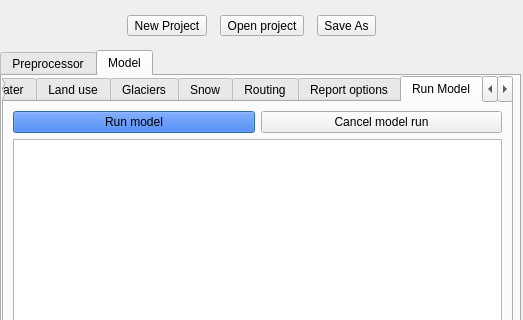
FutureWater/SphyPlugin, file ui/SPHY_plugin_dialog_base.ui: the form before one commit; both pictures show x 0 to 523 and y 0 to 320 of the 523 by 763 pixel window.
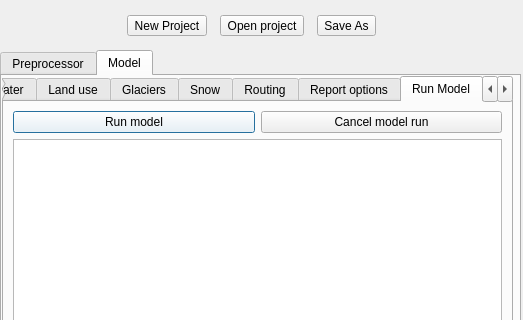
The form after the commit. The open tabs and pages were chosen to show the change. Icons and pictures are not drawn.

Patch:
```diff
--- a/ui/SPHY_plugin_dialog_base.ui
+++ b/ui/SPHY_plugin_dialog_base.ui
@@ -4070,7 +4070,7 @@
              <brush brushstyle="SolidPattern">
               <color alpha="255">
                <red>0</red>
-               <green>85</green>
+               <green>0</green>
                <blue>0</blue>
               </color>
              </brush>
@@ -4078,19 +4078,145 @@
             <colorrole role="Button">
              <brush brushstyle="SolidPattern">
               <color alpha="255">
+               <red>255</red>
+               <green>255</green>
+               <blue>255</blue>
+              </color>
+             </brush>
+            </colorrole>
+            <colorrole role="Light">
+             <brush brushstyle="SolidPattern">
+              <color alpha="255">
+               <red>255</red>
+               <green>255</green>
+               <blue>255</blue>
+              </color>
+             </brush>
+            </colorrole>
+            <colorrole role="Midlight">
+             <brush brushstyle="SolidPattern">
+              <color alpha="255">
+               <red>255</red>
+               <green>255</green>
+               <blue>255</blue>
+              </color>
+             </brush>
+            </colorrole>
+            <colorrole role="Dark">
+             <brush brushstyle="SolidPattern">
+              <color alpha="255">
+               <red>127</red>
+               <green>127</green>
+               <blue>127</blue>
+              </color>
+             </brush>
+            </colorrole>
+            <colorrole role="Mid">
+             <brush brushstyle="SolidPattern">
+              <color alpha="255">
+               <red>170</red>
+               <green>170</green>
+               <blue>170</blue>
+              </color>
+             </brush>
+            </colorrole>
+            <colorrole role="Text">
+             <brush brushstyle="SolidPattern">
+              <color alpha="255">
                <red>0</red>
-               <green>85</green>
+               <green>0</green>
+               <blue>0</blue>
+              </color>
+             </brush>
+            </colorrole>
+            <colorrole role="BrightText">
+             <brush brushstyle="SolidPattern">
+              <color alpha="255">
+               <red>255</red>
+               <green>255</green>
                <blue>255</blue>
               </color>
              </brush>
             </colorrole>
+            <colorrole role="ButtonText">
+             <brush brushstyle="SolidPattern">
+              <color alpha="255">
+               <red>0</red>
+               <green>0</green>
+               <blue>0</blue>
+              </color>
+             </brush>
+            </colorrole>
+            <colorrole role="Base">
+             <brush brushstyle="SolidPattern">
+              <color alpha="255">
+               <red>255</red>
+               <green>255</green>
+               <blue>255</blue>
+              </color>
+             </brush>
+            </colorrole>
+            <colorrole role="Window">
+             <brush brushstyle="SolidPattern">
+              <color alpha="255">
+               <red>255</red>
+               <green>255</green>
+               <blue>255</blue>
+              </color>
+             </brush>
+            </colorrole>
+            <colorrole role="Shadow">
+             <brush brushstyle="SolidPattern">
+              <color alpha="255">
+               <red>0</red>
+               <green>0</green>
+               <blue>0</blue>
+              </color>
+             </brush>
+            </colorrole>
+            <colorrole role="AlternateBase">
+             <brush brushstyle="SolidPattern">
+              <color alpha="255">
+               <red>255</red>
+               <green>255</green>
+               <blue>255</blue>
+              </color>
+             </brush>
+            </colorrole>
+            <colorrole role="ToolTipBase">
+             <brush brushstyle="SolidPattern">
+              <color alpha="255">
+               <red>255</red>
+               <green>255</green>
+               <blue>220</blue>
+              </color>
+             </brush>
+            </colorrole>
+            <colorrole role="ToolTipText">
+             <brush brushstyle="SolidPattern">
+              <color alpha="255">
+               <red>0</red>
+               <green>0</green>
+               <blue>0</blue>
+              </color>
+             </brush>
+            </colorrole>
+            <colorrole role="PlaceholderText">
+             <brush brushstyle="SolidPattern">
+              <color alpha="128">
+               <red>0</red>
+               <green>0</green>
+               <blue>0</blue>
+              </color>
+             </brush>
+            </colorrole>
            </active>
            <inactive>
             <colorrole role="WindowText">
              <brush brushstyle="SolidPattern">
               <color alpha="255">
                <red>0</red>
-               <green>85</green>
+               <green>0</green>
                <blue>0</blue>
               </color>
              </brush>
@@ -4098,32 +4224,284 @@
             <colorrole role="Button">
              <brush brushstyle="SolidPattern">
               <color alpha="255">
+               <red>255</red>
+               <green>255</green>
+               <blue>255</blue>
+              </color>
+             </brush>
+            </colorrole>
+            <colorrole role="Light">
+             <brush brushstyle="SolidPattern">
+              <color alpha="255">
+               <red>255</red>
+               <green>255</green>
+               <blue>255</blue>
+              </color>
+             </brush>
+            </colorrole>
+            <colorrole role="Midlight">
+             <brush brushstyle="SolidPattern">
+              <color alpha="255">
+               <red>255</red>
+               <green>255</green>
+               <blue>255</blue>
+              </color>
+             </brush>
+            </colorrole>
+            <colorrole role="Dark">
+             <brush brushstyle="SolidPattern">
+              <color alpha="255">
+               <red>127</red>
+               <green>127</green>
+               <blue>127</blue>
+              </color>
+             </brush>
+            </colorrole>
+            <colorrole role="Mid">
+             <brush brushstyle="SolidPattern">
+              <color alpha="255">
+               <red>170</red>
+               <green>170</green>
+               <blue>170</blue>
+              </color>
+             </brush>
+            </colorrole>
+            <colorrole role="Text">
+             <brush brushstyle="SolidPattern">
+              <color alpha="255">
                <red>0</red>
-               <green>85</green>
+               <green>0</green>
+               <blue>0</blue>
+              </color>
+             </brush>
+            </colorrole>
+            <colorrole role="BrightText">
+             <brush brushstyle="SolidPattern">
+              <color alpha="255">
+               <red>255</red>
+               <green>255</green>
                <blue>255</blue>
               </color>
              </brush>
             </colorrole>
+            <colorrole role="ButtonText">
+             <brush brushstyle="SolidPattern">
+              <color alpha="255">
+               <red>0</red>
+               <green>0</green>
+               <blue>0</blue>
+              </color>
+             </brush>
+            </colorrole>
+            <colorrole role="Base">
+             <brush brushstyle="SolidPattern">
+              <color alpha="255">
+               <red>255</red>
+               <green>255</green>
+               <blue>255</blue>
+              </color>
+             </brush>
+            </colorrole>
+            <colorrole role="Window">
+             <brush brushstyle="SolidPattern">
+              <color alpha="255">
+               <red>255</red>
+               <green>255</green>
+               <blue>255</blue>
+              </color>
+             </brush>
+            </colorrole>
+            <colorrole role="Shadow">
+             <brush brushstyle="SolidPattern">
+              <color alpha="255">
+               <red>0</red>
+               <green>0</green>
+               <blue>0</blue>
+              </color>
+             </brush>
+            </colorrole>
+            <colorrole role="AlternateBase">
+             <brush brushstyle="SolidPattern">
+              <color alpha="255">
+               <red>255</red>
+               <green>255</green>
+               <blue>255</blue>
+              </color>
+             </brush>
+            </colorrole>
+            <colorrole role="ToolTipBase">
+             <brush brushstyle="SolidPattern">
+              <color alpha="255">
+               <red>255</red>
+               <green>255</green>
+               <blue>220</blue>
+              </color>
+             </brush>
+            </colorrole>
+            <colorrole role="ToolTipText">
+             <brush brushstyle="SolidPattern">
+              <color alpha="255">
+               <red>0</red>
+               <green>0</green>
+               <blue>0</blue>
+              </color>
+             </brush>
+            </colorrole>
+            <colorrole role="PlaceholderText">
+             <brush brushstyle="SolidPattern">
+              <color alpha="128">
+               <red>0</red>
+               <green>0</green>
+               <blue>0</blue>
+              </color>
+             </brush>
+            </colorrole>
            </inactive>
            <disabled>
             <colorrole role="WindowText">
              <brush brushstyle="SolidPattern">
               <color alpha="255">
-               <red>120</red>
-               <green>120</green>
-               <blue>120</blue>
+               <red>127</red>
+               <green>127</green>
+               <blue>127</blue>
               </color>
              </brush>
             </colorrole>
             <colorrole role="Button">
              <brush brushstyle="SolidPattern">
               <color alpha="255">
+               <red>255</red>
+               <green>255</green>
+               <blue>255</blue>
+              </color>
+             </brush>
+            </colorrole>
+            <colorrole role="Light">
+             <brush brushstyle="SolidPattern">
+              <color alpha="255">
+               <red>255</red>
+               <green>255</green>
+               <blue>255</blue>
+              </color>
+             </brush>
+            </colorrole>
+            <colorrole role="Midlight">
+             <brush brushstyle="SolidPattern">
+              <color alpha="255">
+               <red>255</red>
+               <green>255</green>
+               <blue>255</blue>
+              </color>
+             </brush>
+            </colorrole>
+            <colorrole role="Dark">
+             <brush brushstyle="SolidPattern">
+              <color alpha="255">
+               <red>127</red>
+               <green>127</green>
+               <blue>127</blue>
+              </color>
+             </brush>
+            </colorrole>
+            <colorrole role="Mid">
+             <brush brushstyle="SolidPattern">
+              <color alpha="255">
+               <red>170</red>
+               <green>170</green>
+               <blue>170</blue>
+              </color>
+             </brush>
+            </colorrole>
+            <colorrole role="Text">
+             <brush brushstyle="SolidPattern">
+              <color alpha="255">
+               <red>127</red>
+               <green>127</green>
+               <blue>127</blue>
+              </color>
+             </brush>
+            </colorrole>
+            <colorrole role="BrightText">
+             <brush brushstyle="SolidPattern">
+              <color alpha="255">
+               <red>255</red>
+               <green>255</green>
+               <blue>255</blue>
+              </color>
+             </brush>
+            </colorrole>
+            <colorrole role="ButtonText">
+             <brush brushstyle="SolidPattern">
+              <color alpha="255">
+               <red>127</red>
+               <green>127</green>
+               <blue>127</blue>
+              </color>
+             </brush>
+            </colorrole>
+            <colorrole role="Base">
+             <brush brushstyle="SolidPattern">
+              <color alpha="255">
+               <red>255</red>
+               <green>255</green>
+               <blue>255</blue>
+              </color>
+             </brush>
+            </colorrole>
+            <colorrole role="Window">
+             <brush brushstyle="SolidPattern">
+              <color alpha="255">
+               <red>255</red>
+               <green>255</green>
+               <blue>255</blue>
+              </color>
+             </brush>
+            </colorrole>
+            <colorrole role="Shadow">
+             <brush brushstyle="SolidPattern">
+              <color alpha="255">
                <red>0</red>
-               <green>85</green>
+               <green>0</green>
+               <blue>0</blue>
+              </color>
+             </brush>
+            </colorrole>
+            <colorrole role="AlternateBase">
+             <brush brushstyle="SolidPattern">
+              <color alpha="255">
+               <red>255</red>
+               <green>255</green>
                <blue>255</blue>
               </color>
              </brush>
             </colorrole>
+            <colorrole role="ToolTipBase">
+             <brush brushstyle="SolidPattern">
+              <color alpha="255">
+               <red>255</red>
+               <green>255</green>
+               <blue>220</blue>
+              </color>
+             </brush>
+            </colorrole>
+            <colorrole role="ToolTipText">
+             <brush brushstyle="SolidPattern">
+              <color alpha="255">
+               <red>0</red>
+               <green>0</green>
+               <blue>0</blue>
+              </color>
+             </brush>
+            </colorrole>
+            <colorrole role="PlaceholderText">
+             <brush brushstyle="SolidPattern">
+              <color alpha="128">
+               <red>0</red>
+               <green>0</green>
+               <blue>0</blue>
+              </color>
+             </brush>
+            </colorrole>
            </disabled>
           </palette>
          </property>
```
Left out of the diff: 60 changed lines with no effect on the pictures.
